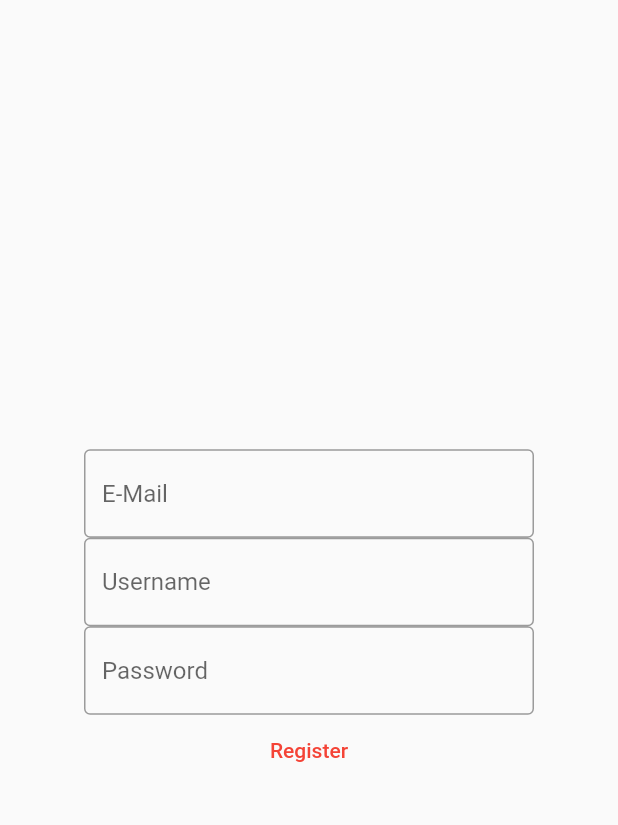
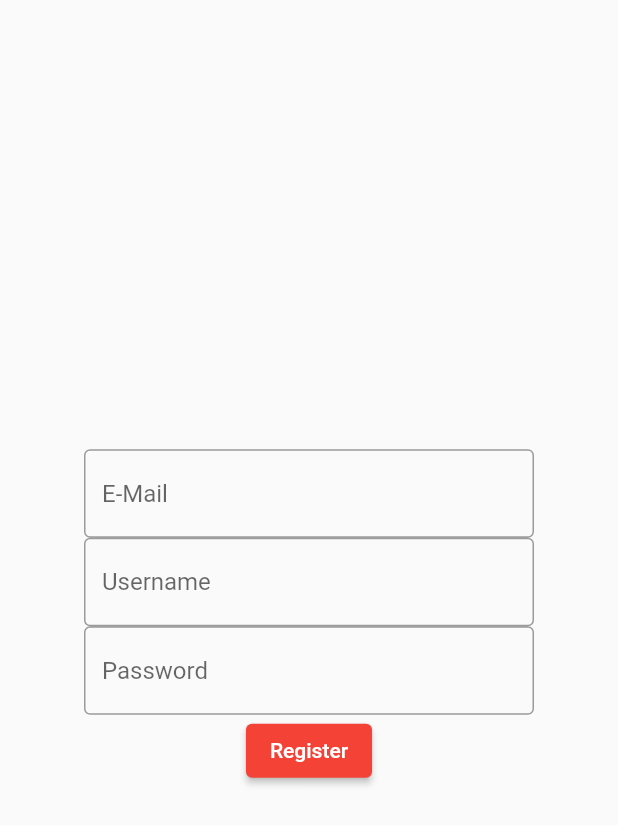
Before and after one commit to JohannesF99/mobile-application-1, a Flutter app: the screen it shows after launch, after a tap on "Register", on a phone screen of 412 x 824 dp. Shown: the top 825 px of the screen. Run offline on Flutter 3.47's test engine with Material 2 defaults, Android fonts, the phone set to English and light mode, and no system bars; network calls fail.

Commit message:
-added logout -added help notification -added site-drawer -changed looks

```diff
--- a/lib/screen/ContentScreen.dart
+++ b/lib/screen/ContentScreen.dart
@@ -1,4 +1,6 @@
 import 'package:flutter/material.dart';
+import 'package:mobileapplication1/api/BackendAPI.dart';
+import 'package:mobileapplication1/model/UserData.dart';
 
 import 'LoginScreen.dart';
 import 'RegisterScreen.dart';
@@ -18,13 +20,51 @@ class _ContentScreenState extends State<ContentScreen> {
   @override
   Widget build(BuildContext context) {
     return Scaffold(
+      drawer: Drawer(
+        child: ListView(
+          children: [
+            const DrawerHeader(
+              decoration: BoxDecoration(
+                color: Colors.blue,
+              ),
+              child: Text('Drawer Header'),
+            ),
+            ListTile(
+              title: const Text('Test'),
+              onTap: () {
+                Navigator.pop(context);
+              },
+            ),
+          ]
+        ),
+      ),
       appBar: AppBar(
         title: Text(widget.title),
+        actions: <Widget>[
+          IconButton(
+            icon: const Icon(
+              Icons.help,
+              color: Colors.white,
+            ),
+            onPressed: () {
+              showDialog(context: context, builder: (BuildContext context){
+                return const AlertDialog(
+                  title: Text("Über Die App"),
+                  content: Text(
+                  "Diese App ermöglicht Ihnen eine Account-Verwaltung!\n\n"
+                  "\"Register\":\nErstellen Sie ein Konto!\n\n"
+                  "\"Login\":\n Melden Sie sich auf Ihrem Konto an!\n\n"
+                  "\"Logout\":\n Melden Sie sich von Ihrem Konto ab!"),
+                );
+              });
+            },
+          )
+        ],
       ),
       body: Center(
           child: Column(
             children: [
-              TextButton(
+              ElevatedButton(
                 child: const Text("Register"),
                 onPressed: () {
                   Navigator.push(
@@ -33,13 +73,22 @@ class _ContentScreenState extends State<ContentScreen> {
                   );
                 },
               ),
-              TextButton(
+              ElevatedButton(
                 child: const Text("Login"),
                 onPressed: () async {
                   var result = await Navigator.push(
                       context,
                       MaterialPageRoute(builder: (context) => const LoginScreen())
                   );
+                  setState(() {
+                    bearerToken = result;
+                  });
+                },
+              ),
+              ElevatedButton(
+                child: const Text("Logout"),
+                onPressed: () async {
+                  var result = await BackendAPI().logoutUser(bearerToken);
                   setState(() {
                     bearerToken = result;
                   });
--- a/lib/screen/LoginScreen.dart
+++ b/lib/screen/LoginScreen.dart
@@ -68,7 +68,7 @@ class _LoginScreen extends State<LoginScreen> {
             ),
           ),
           Center(
-              child: TextButton(
+              child: ElevatedButton(
                 child: const Text("Login"),
                 onPressed: () async {
                   var user = UserData(
--- a/lib/screen/RegisterScreen.dart
+++ b/lib/screen/RegisterScreen.dart
@@ -69,6 +69,7 @@ class _RegisterScreen extends State<RegisterScreen> {
           SizedBox(
             width: 300,
             child: TextField(
+              obscureText: true,
               controller: passwordController,
               decoration: const InputDecoration(
                 border: OutlineInputBorder(),
@@ -77,13 +78,14 @@ class _RegisterScreen extends State<RegisterScreen> {
             ),
           ),
           Center(
-              child: TextButton(
+              child: ElevatedButton(
                 child: const Text("Register"),
                 onPressed: (){
                   var user = UserData(
                       emailController.text,
                       usernameController.text,
-                      passwordController.text);
+                      passwordController.text
+                  );
                   BackendAPI().registerUser(user);
                   Navigator.pop(context);
                 },
```
Also changed, not shown: lib/api/BackendAPI.dart (+14 -1 lines).
